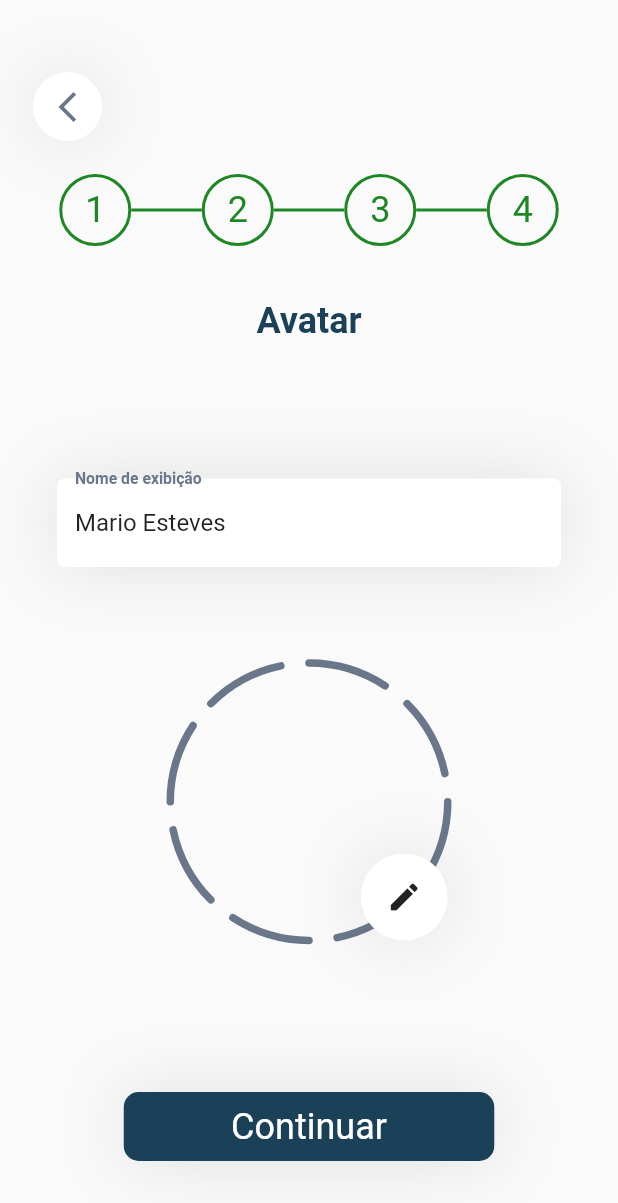
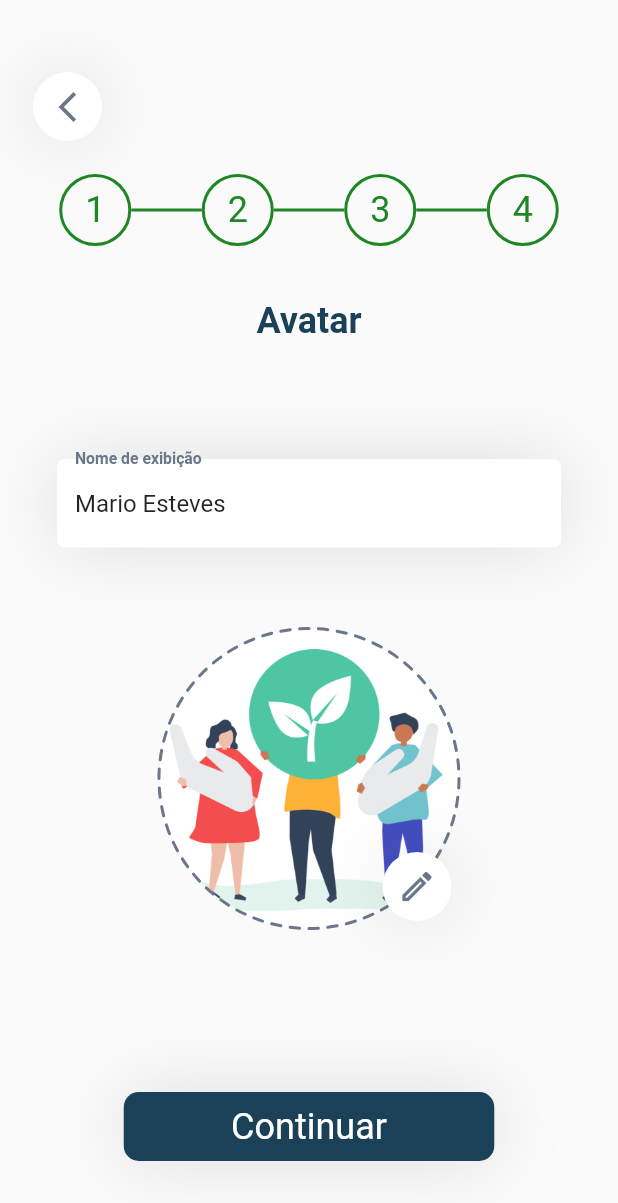
Before and after one commit to BeatEcoprove/beat_ecoprove_mobile, a Flutter app: the SignInView screen opened directly with empty values, swiped to page 3, on a phone screen of 412 x 824 dp. Shown: the top 1203 px of the screen. Run offline on Flutter 3.47's test engine with Material 2 defaults, Android fonts, the phone set to English and light mode, and no system bars; our stand-ins replace flutter_svg, get_it, go_router, image_picker.

Commit message:
refactor: Formatted all stages, and fix the circle avatar chooser

```diff
--- a/lib/auth/presentation/sign_in/sign_in_view_model.dart
+++ b/lib/auth/presentation/sign_in/sign_in_view_model.dart
@@ -6,6 +6,7 @@ import 'package:beat_ecoprove/auth/domain/value_objects/phone.dart';
 import 'package:beat_ecoprove/auth/domain/value_objects/postal_code.dart';
 import 'package:beat_ecoprove/core/view_model.dart';
 import 'package:go_router/go_router.dart';
+import 'package:image_picker/image_picker.dart';
 
 class SignInViewModel extends ViewModel {
   final List<String> _errorList = List.filled(11, '');
@@ -26,6 +27,8 @@ class SignInViewModel extends ViewModel {
 
   late String _currentTypeOption;
 
+  late String _avatar;
+
   SignInViewModel() {
     _typeOptions = ["Lavandaria", "Reparador", "Reciclador"];
 
@@ -33,6 +36,8 @@ class SignInViewModel extends ViewModel {
       "Portugal": ["Póvoa de Varzim", "Vila do Conde"],
       "Inglaterra": ["Manchester"]
     };
+
+    _avatar = "assets/default_avatar.png";
 
     _street = '';
     _port = 0;
@@ -56,6 +61,8 @@ class SignInViewModel extends ViewModel {
 
     _passwordTemp = _confirmPassword = _authUser.password;
   }
+
+  String get avatar => _avatar;
 
   List<String> get currentLocalities => _countries[_choosenCountry] ?? [];
   String get choosenCountry => _choosenCountry;
@@ -207,4 +214,14 @@ class SignInViewModel extends ViewModel {
   void handleSignIn(GoRouter router) {
     router.go("/sign_in_complete");
   }
+
+  void setAvatarImage() async {
+    final ImagePicker picker = ImagePicker();
+    final XFile? image = await picker.pickImage(source: ImageSource.gallery);
+
+    if (image == null) return;
+
+    _avatar = image.path;
+    notifyListeners();
+  }
 }
--- a/lib/auth/presentation/sign_in/stages/common/avatar_stage.dart
+++ b/lib/auth/presentation/sign_in/stages/common/avatar_stage.dart
@@ -2,7 +2,7 @@ import 'package:beat_ecoprove/auth/presentation/sign_in/sign_in_controller/sign_
 import 'package:beat_ecoprove/auth/presentation/sign_in/sign_in_view_model.dart';
 import 'package:beat_ecoprove/core/config/global.dart';
 import 'package:beat_ecoprove/core/view_model.dart';
-import 'package:beat_ecoprove/core/widgets/choose_avatar.dart';
+import 'package:beat_ecoprove/core/widgets/circle_avatar_chooser.dart';
 import 'package:beat_ecoprove/core/widgets/formatted_button/formated_button.dart';
 import 'package:beat_ecoprove/core/widgets/formatted_text_field/formated_text_field.dart';
 import 'package:flutter/material.dart';
@@ -24,15 +24,15 @@ class AvatarStageState extends State<AvatarStage> {
     return Column(
       mainAxisAlignment: MainAxisAlignment.spaceBetween,
       children: [
-        const Column(
+        Column(
           children: [
-            Text(
+            const Text(
               "Avatar",
               style: AppText.header,
             ),
-          ],
-        ),
-        Column(
+            Padding(
+              padding: const EdgeInsets.only(top: 78),
+              child: Column(
                 children: [
                   FormattedTextField(
                     hintText: "Nome de exibição",
@@ -42,7 +42,15 @@ class AvatarStageState extends State<AvatarStage> {
                   const SizedBox(
                     height: 54,
                   ),
-            const ChooseAvatar()
+                  CircleAvatarChooser(
+                    height: 200,
+                    color: AppColor.widgetSecondary,
+                    picturePath: viewModel.avatar,
+                    onPress: () => viewModel.setAvatarImage(),
+                  )
+                ],
+              ),
+            ),
           ],
         ),
         FormattedButton(
--- a/lib/core/widgets/choose_avatar.dart
+++ /dev/null
@@ -1,100 +0,0 @@
-import 'dart:math';
-
-import 'package:beat_ecoprove/core/config/global.dart';
-import 'package:beat_ecoprove/core/widgets/circular_button.dart';
-import 'package:flutter/material.dart';
-
-class ChooseAvatar extends StatelessWidget {
-  final double heigth;
-
-  const ChooseAvatar({this.heigth = 185, Key? key}) : super(key: key);
-
-  @override
-  Widget build(BuildContext context) {
-    return Padding(
-      padding: const EdgeInsets.all(10),
-      child: Stack(children: [
-        CustomPaint(
-          size: Size(heigth, heigth),
-          foregroundPainter: MyPainter(
-              completeColor: AppColor.widgetSecondary,
-              width: 5,
-              dashWidth: 10,
-              dashSpace: 0.1),
-          child: SizedBox(
-            height: heigth,
-            width: heigth,
-            child: const CircleAvatar(
-              backgroundColor: Colors.transparent,
-            ),
-          ),
-        ),
-        const Positioned(
-            bottom: 0,
-            right: 0,
-            child: CircularButton(
-              height: 58,
-              icon: Icon(Icons.mode_edit_outline_rounded),
-            )),
-      ]),
-    );
-  }
-}
-
-class MyPainter extends CustomPainter {
-  Color lineColor = Colors.transparent;
-  Color completeColor;
-  double width;
-  double dashWidth;
-  double dashSpace;
-
-  MyPainter({
-    required this.completeColor,
-    required this.width,
-    required this.dashWidth,
-    required this.dashSpace,
-  });
-
-  @override
-  void paint(Canvas canvas, Size size) {
-    Paint complete = Paint()
-      ..color = completeColor
-      ..strokeCap = StrokeCap.round
-      ..style = PaintingStyle.stroke
-      ..strokeWidth = width;
-
-    Offset center = Offset(size.width / 2, size.height / 2);
-    double radius = min(size.width / 2, size.height / 2);
-    var percent = (size.width * 0.001) / 2;
-
-    double arcAngle = 2 * pi * percent;
-
-    for (var i = 0; i < 8; i++) {
-      var init = (-pi / 2) * (i / 2);
-
-      // Create a path for the dashed arc
-      Path dashPath = Path();
-      dashPath.addArc(
-        Rect.fromCircle(center: center, radius: radius),
-        init,
-        arcAngle,
-      );
-
-      // Draw the dashed arc
-      canvas.drawPath(
-        dashPath,
-        complete
-          ..shader =
-              null, // To remove any shader that may have been set previously
-      );
-
-      // Advance the starting point for the next dash
-      init += (arcAngle + dashSpace);
-    }
-  }
-
-  @override
-  bool shouldRepaint(CustomPainter oldDelegate) {
-    return true;
-  }
-}
--- /dev/null
+++ b/lib/core/widgets/circle_avatar_chooser.dart
@@ -0,0 +1,92 @@
+import 'dart:math';
+
+import 'package:beat_ecoprove/core/config/global.dart';
+import 'package:beat_ecoprove/core/widgets/circular_button.dart';
+import 'package:flutter/material.dart';
+
+class CircleAvatarChooser extends StatelessWidget {
+  final double height;
+  final Color color;
+  final VoidCallback? onPress;
+  final String picturePath;
+
+  const CircleAvatarChooser({
+    required this.height,
+    required this.color,
+    required this.picturePath,
+    Key? key,
+    this.onPress,
+  }) : super(key: key);
+
+  @override
+  Widget build(BuildContext context) {
+    return Container(
+      height: height,
+      width: height,
+      decoration: const BoxDecoration(shape: BoxShape.circle),
+      alignment: Alignment.center,
+      child: Stack(
+        children: <Widget>[
+          CustomPaint(
+            size: Size(height, height),
+            foregroundPainter: MyPainter(completeColor: color, width: 2),
+            child: ClipOval(
+              child: Image.asset(
+                picturePath,
+                width: height,
+                height: height,
+                fit: BoxFit.cover,
+              ),
+            ),
+          ),
+          Positioned(
+              bottom: 5,
+              right: 5,
+              child: CircularButton(
+                onPress: onPress,
+                height: 46,
+                icon: const Icon(
+                  Icons.mode_edit_outline_outlined,
+                  color: AppColor.widgetSecondary,
+                  size: 26,
+                ),
+              )),
+        ],
+      ),
+    );
+  }
+}
+
+class MyPainter extends CustomPainter {
+  Color lineColor = Colors.transparent;
+  Color completeColor;
+  double width;
+
+  MyPainter({required this.completeColor, required this.width});
+  @override
+  void paint(Canvas canvas, Size size) {
+    Paint complete = Paint()
+      ..color = completeColor
+      ..strokeCap = StrokeCap.round
+      ..style = PaintingStyle.stroke
+      ..strokeWidth = width;
+
+    Offset center = Offset(size.width / 2, size.height / 2);
+    double radius = min(size.width / 2, size.height / 2);
+    var percent = (size.width * 0.001) / 2 * 0.1;
+
+    double arcAngle = 2 * pi * percent;
+
+    for (var i = 0; i < 50; i++) {
+      var init = (-pi / 5) * (i / 5);
+
+      canvas.drawArc(Rect.fromCircle(center: center, radius: radius), init,
+          arcAngle, false, complete);
+    }
+  }
+
+  @override
+  bool shouldRepaint(CustomPainter oldDelegate) {
+    return true;
+  }
+}
--- a/pubspec.yaml
+++ b/pubspec.yaml
@@ -11,6 +11,8 @@ dependencies:
   get_it: ^7.6.4
 
   go_router: ^11.1.4
+
+  image_picker: ^1.0.4
 
   provider: ^6.0.5
   intl: ^0.18.1
@@ -32,3 +34,5 @@ flutter:
     - assets/background2.svg
     - assets/background3.svg
     - assets/applicationTitle.svg
+    - assets/default_avatar.png
+    - assets/Icon.png
```
Also changed, not shown: lib/auth/presentation/sign_in/stages/common/final_stage.dart (+3 -7 lines), lib/auth/presentation/sign_in/stages/enterprise/enterprise_address_stage.dart (+4 -8 lines), lib/auth/presentation/sign_in/stages/enterprise/enterprise_stage.dart (+4 -8 lines), lib/auth/presentation/sign_in/stages/personal/personal_stage.dart (+4 -8 lines), assets/default_avatar.png (added), pubspec.lock, 5 other files. Lines whose indentation alone changed are shown as unchanged.
